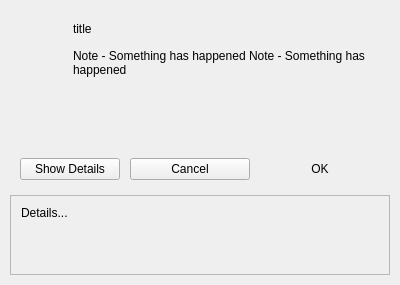
Above: BlockSettleUILib/BSMessageBox.ui from BlockSettle/terminal before the change. Below: the same form after it.
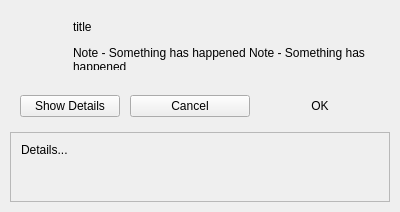
That is the form after the change. Icons and pictures are not drawn.

Patch:
```diff
--- a/BlockSettleUILib/BSMessageBox.ui
+++ b/BlockSettleUILib/BSMessageBox.ui
@@ -7,7 +7,7 @@
     <x>0</x>
     <y>0</y>
     <width>400</width>
-    <height>285</height>
+    <height>212</height>
    </rect>
   </property>
   <property name="sizePolicy">
@@ -19,7 +19,7 @@
   <property name="minimumSize">
    <size>
     <width>400</width>
-    <height>285</height>
+    <height>0</height>
    </size>
   </property>
   <property name="maximumSize">
@@ -61,7 +61,7 @@
      <property name="minimumSize">
       <size>
        <width>0</width>
-       <height>110</height>
+       <height>0</height>
       </size>
      </property>
      <layout class="QHBoxLayout" name="horizontalLayout_2" stretch="1,8">
@@ -344,7 +344,7 @@
         <property name="minimumSize">
          <size>
           <width>0</width>
-          <height>80</height>
+          <height>0</height>
          </size>
         </property>
         <property name="maximumSize">
@@ -362,13 +362,13 @@
            <x>0</x>
            <y>0</y>
            <width>378</width>
-           <height>78</height>
+           <height>68</height>
           </rect>
          </property>
          <property name="minimumSize">
           <size>
            <width>0</width>
-           <height>78</height>
+           <height>0</height>
           </size>
          </property>
          <property name="darkOverlay" stdset="0">
```
Left out of the diff: 1 changed line with no effect on the pictures.
